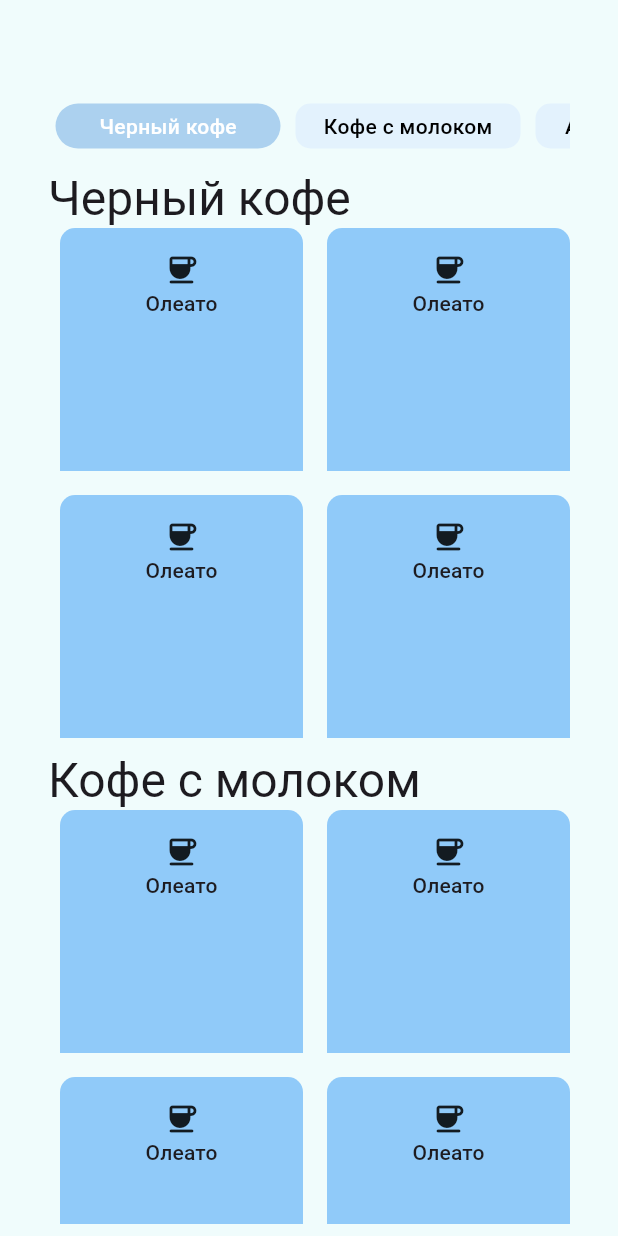
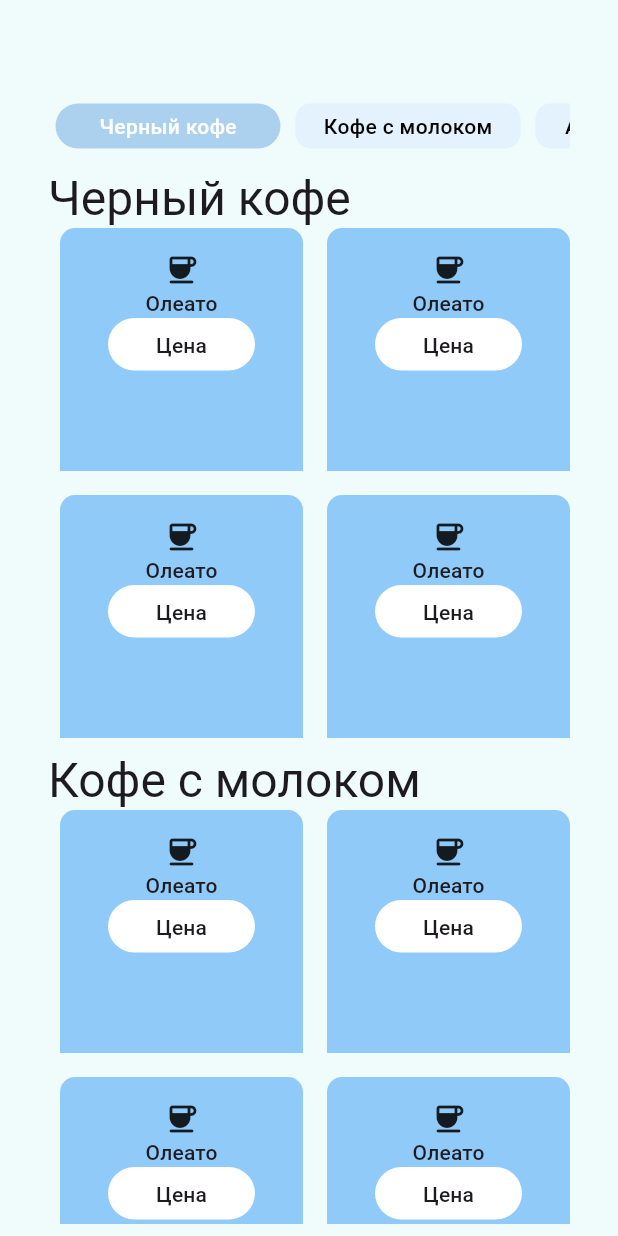
Before and after one commit to DariaBerezina/Coffee_Shop, a Flutter app: the screen it shows after launch, on a phone screen of 412 x 824 dp. Run offline on Flutter 3.47's test engine with Material 3 defaults, Android fonts, the phone set to English and light mode, and no system bars.

Commit message:
Adding Price Putton

```diff
--- a/lib/item.dart
+++ b/lib/item.dart
@@ -1,4 +1,5 @@
 import 'package:flutter/material.dart';
+import 'package:flutter_app/price_button.dart';
 
 class MyItem extends StatelessWidget {
   // const MyCategory({super.key});
@@ -21,6 +22,10 @@ class MyItem extends StatelessWidget {
               style: Theme.of(context).textTheme.titleSmall,
             ),
           ),
+          Center(
+            // child: MyPriceButton(),
+            child: MyPricedButton(),
+          ),
         ],
       ),
     );
--- /dev/null
+++ b/lib/price_button.dart
@@ -0,0 +1,34 @@
+import 'package:flutter/material.dart';
+
+class MyPricedButton extends StatefulWidget {
+  const MyPricedButton({super.key});
+
+  @override
+  State<MyPricedButton> createState() => _MyPriceButtonState();
+}
+
+class _MyPriceButtonState extends State<MyPricedButton> {
+  bool isVisible = false;
+
+  @override
+  Widget build(BuildContext context) {
+    return Column(
+      children: <Widget>[
+        Container(
+          height: 35,
+          width: 100,
+          decoration: BoxDecoration(
+              color: Colors.white, borderRadius: BorderRadius.circular(20)),
+          child: TextButton(
+              onPressed: () {
+                setState(() {
+                  isVisible = !isVisible;
+                });
+              },
+              child:
+                  Text('Цена', style: Theme.of(context).textTheme.titleSmall)),
+        )
+      ],
+    );
+  }
+}
```
Also changed, not shown: lib/main.dart (+6 -2 lines).
